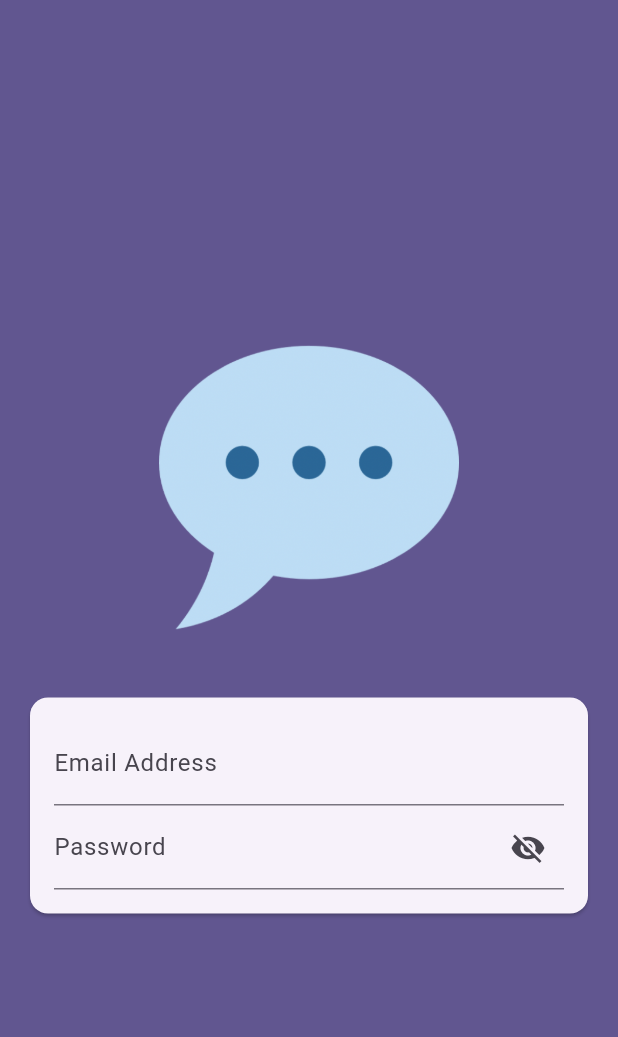
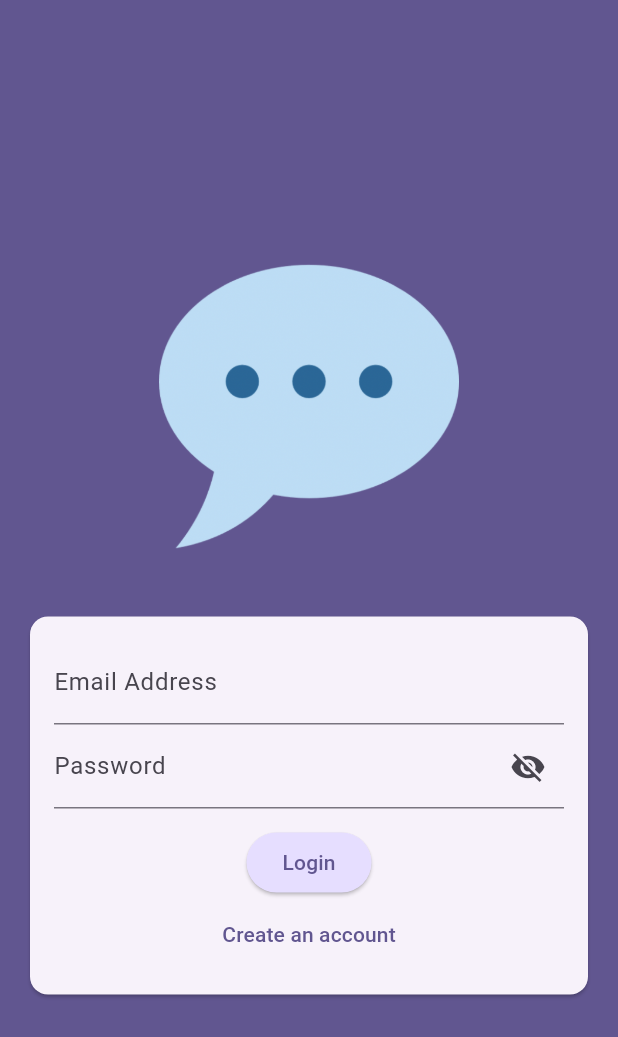
Before and after one commit to martirosianartur/chat-app, a Flutter app: the screen it shows after launch, on a phone screen of 412 x 824 dp. Shown: the top 1037 px of the screen. Run offline on Flutter 3.47's test engine with Material 3 defaults, Android fonts, the phone set to English and light mode, and no system bars.

Commit message:
add Login ans Signup buttons

```diff
--- a/lib/screens/auth.dart
+++ b/lib/screens/auth.dart
@@ -9,6 +9,7 @@ class AuthScreen extends StatefulWidget {
 
 class _AuthScreenState extends State<AuthScreen> {
   bool _isPasswordVisible = false;
+  bool _isLogin = true;
 
   @override
   Widget build(BuildContext context) {
@@ -47,6 +48,28 @@ class _AuthScreenState extends State<AuthScreen> {
                             textCapitalization: TextCapitalization.none,
                           ),
                           _buildPasswordField(),
+                          const SizedBox(
+                            height: 12,
+                          ),
+                          ElevatedButton(
+                            onPressed: () {},
+                            style: ElevatedButton.styleFrom(
+                              backgroundColor: Theme.of(context)
+                                  .colorScheme
+                                  .primaryContainer,
+                            ),
+                            child: Text(_isLogin ? 'Login' : 'Signup'),
+                          ),
+                          TextButton(
+                            onPressed: () {
+                              setState(() {
+                                _isLogin = !_isLogin;
+                              });
+                            },
+                            child: Text(_isLogin
+                                ? 'Create an account'
+                                : 'I already have an account'),
+                          )
                           // TextFormField(
                           //   decoration: const InputDecoration(
                           //     labelText: 'Password',
```
